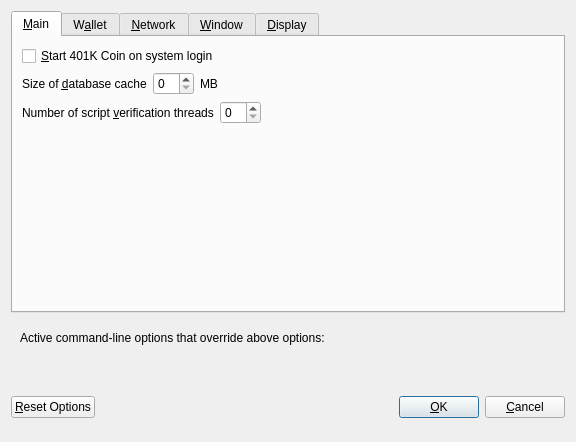
Before: the Qt Designer form src/qt/forms/optionsdialog.ui in bestsolutionit/401KCoin, drawn with Qt 5.
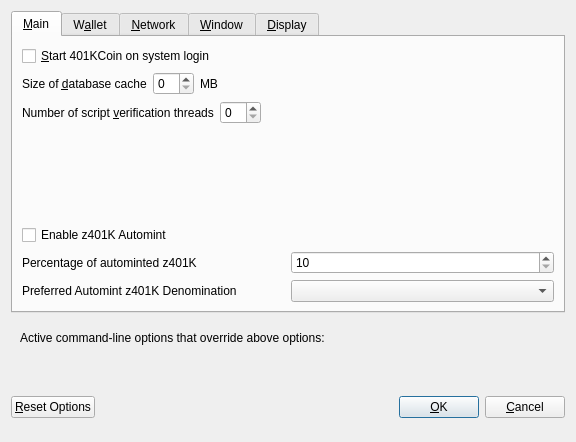
After: the same form once the commit is applied. Custom widgets are drawn as their Qt base class.

Commit message: added zero coin and updated coin for mac osx

Patch:
```diff
--- a/src/qt/forms/optionsdialog.ui
+++ b/src/qt/forms/optionsdialog.ui
@@ -33,7 +33,7 @@
           <string>Automatically start 401K Coin after logging in to the system.</string>
          </property>
          <property name="text">
-          <string>&amp;Start 401K Coin on system login</string>
+          <string>&amp;Start 401KCoin on system login</string>
          </property>
         </widget>
        </item>
@@ -130,6 +130,85 @@
          </property>
         </spacer>
        </item>
+       <item>
+        <widget class="QCheckBox" name="checkBoxZeromintEnable">
+         <property name="toolTip">
+          <string>Enable automatic minting of 401KCoin units to z401K</string>
+         </property>
+         <property name="layoutDirection">
+          <enum>Qt::LeftToRight</enum>
+         </property>
+         <property name="text">
+          <string>Enable z401K Automint</string>
+         </property>
+        </widget>
+       </item>
+       <item>
+        <layout class="QHBoxLayout" name="horizontalLayout_3">
+         <item>
+          <widget class="QLabel" name="percentage_label">
+           <property name="toolTip">
+            <string>Percentage of incoming 401K which get automatically converted to z401K via Zerocoin Protocol (min: 10%)</string>
+           </property>
+           <property name="text">
+            <string>Percentage of autominted z401K</string>
+           </property>
+          </widget>
+         </item>
+         <item>
+          <widget class="QSpinBox" name="zeromintPercentage">
+           <property name="minimum">
+            <number>10</number>
+           </property>
+           <property name="maximum">
+            <number>100</number>
+           </property>
+          </widget>
+         </item>
+        </layout>
+       </item>
+       <item>
+        <layout class="QHBoxLayout" name="horizontalLayout" stretch="0,0">
+         <property name="sizeConstraint">
+          <enum>QLayout::SetFixedSize</enum>
+         </property>
+         <item>
+          <widget class="QLabel" name="labelPreferredDenom">
+           <property name="maximumSize">
+            <size>
+             <width>16777215</width>
+             <height>16777215</height>
+            </size>
+           </property>
+           <property name="toolTip">
+            <string>Wait with automatic conversion to Zerocoin until enough 401K for this denomination is available</string>
+           </property>
+           <property name="text">
+            <string>Preferred Automint z401K Denomination</string>
+           </property>
+          </widget>
+         </item>
+         <item>
+          <widget class="QComboBox" name="preferredDenom">
+           <property name="maximumSize">
+            <size>
+             <width>16777215</width>
+             <height>27</height>
+            </size>
+           </property>
+           <property name="toolTip">
+            <string>Wait with automatic conversion to Zerocoin until enough 401K for this denomination is available</string>
+           </property>
+           <property name="maxVisibleItems">
+            <number>9</number>
+           </property>
+           <property name="maxCount">
+            <number>9</number>
+           </property>
+          </widget>
+         </item>
+        </layout>
+       </item>
       </layout>
      </widget>
      <widget class="QWidget" name="tabWallet">
```
Left out of the diff: 64 changed lines with no effect on the pictures. The commit also changes 785 other files.
